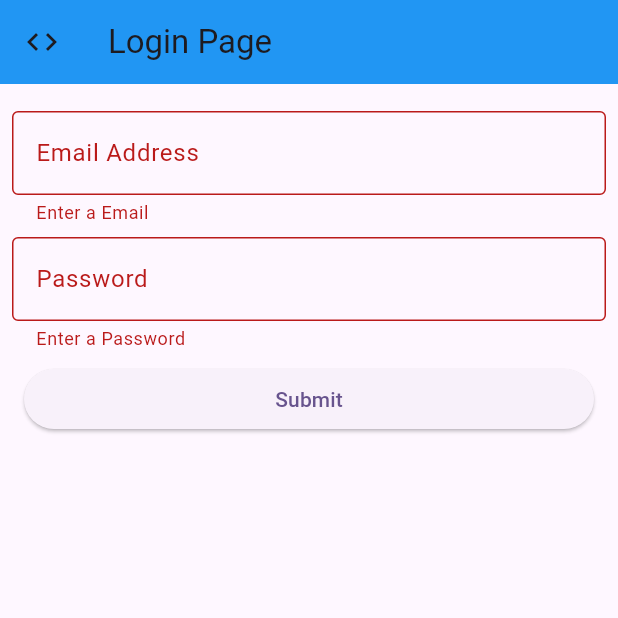
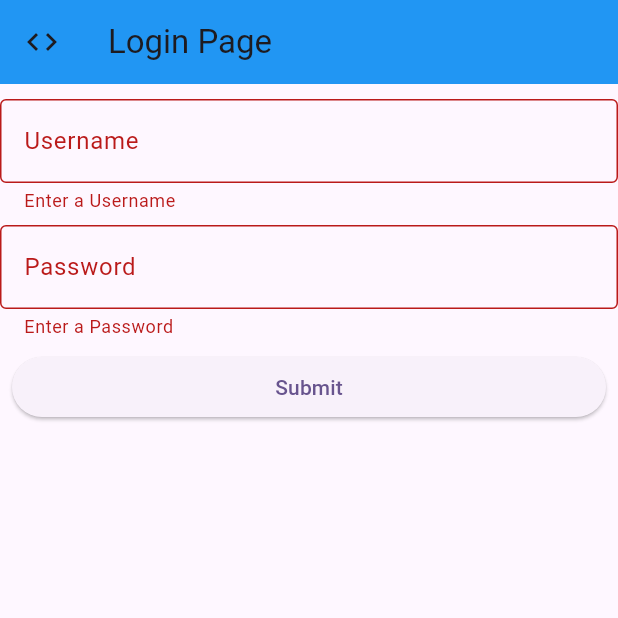
Before and after one commit to jakkusu1/form_handling_activity, a Flutter app: the screen it shows after launch, after a tap on "Submit", on a phone screen of 412 x 824 dp, the top half of it. Run offline on Flutter 3.47's test engine with Material 3 defaults, Android fonts, the phone set to English and light mode, and no system bars.

Commit message:
added second screen and implemented navigation

```diff
--- a/lib/login_page.dart
+++ b/lib/login_page.dart
@@ -1,4 +1,5 @@
 import 'package:flutter/material.dart';
+import 'package:form/dashboard_page.dart';
 
 class LoginFormPage extends StatefulWidget {
   const LoginFormPage({super.key});
@@ -9,15 +10,8 @@ class LoginFormPage extends StatefulWidget {
 
 class _LoginFormPageState extends State<LoginFormPage> {
   final _formKey = GlobalKey<FormState>();
-  final emailController = TextEditingController();
+  final nameController = TextEditingController();
   final passwordController = TextEditingController();
-
-  @override
-  void dispose() {
-    emailController.dispose();
-    passwordController.dispose();
-    super.dispose();
-  }
 
   @override
   Widget build(BuildContext context) {
@@ -27,8 +21,7 @@ class _LoginFormPageState extends State<LoginFormPage> {
         backgroundColor: Colors.blue,
         leading: const Icon(Icons.code),
       ),
-      body: Padding(
-        padding: const EdgeInsets.all(8.0),
+      body: Center(
         child: Form(
           key: _formKey,
           child: ListView(
@@ -37,16 +30,14 @@ class _LoginFormPageState extends State<LoginFormPage> {
               TextFormField(
                 validator: (value) {
                   if (value == null || value.isEmpty) {
-                    return 'Enter a Email';
+                    return 'Enter a Username';
                   }
                   return null;
                 },
-                controller: emailController,
-                keyboardType: TextInputType.emailAddress,
+                controller: nameController,
+                keyboardType: TextInputType.name,
                 decoration: const InputDecoration(
-                  border: OutlineInputBorder(),
-                  labelText: "Email Address"
-                ),
+                    border: OutlineInputBorder(), labelText: "Username"),
               ),
               const SizedBox(height: 8),
               TextFormField(
@@ -60,17 +51,25 @@ class _LoginFormPageState extends State<LoginFormPage> {
                 keyboardType: TextInputType.visiblePassword,
                 obscureText: true,
                 decoration: const InputDecoration(
-                  border: OutlineInputBorder(),
-                  labelText: "Password"
-                ),
+                    border: OutlineInputBorder(), labelText: "Password"),
               ),
               Padding(
                 padding: const EdgeInsets.all(8.0),
                 child: ElevatedButton(
                   onPressed: () {
                     if (_formKey.currentState!.validate()) {
-                      print("Email: ${emailController.text}");
+                      print("Email: ${nameController.text}");
                       print("Password: ${passwordController.text}");
+
+                      Navigator.push(
+                        context,
+                        MaterialPageRoute(
+                          builder: (context) => DashboardPage(username: nameController.text),
+                        ),
+                      ).then((_) => {
+                        nameController.clear(),
+                        passwordController.clear(),
+                      });
                     }
                   },
                   child: const Text("Submit"),
--- a/lib/main.dart
+++ b/lib/main.dart
@@ -12,6 +12,7 @@ class MyApp extends StatelessWidget {
   Widget build(BuildContext context) {
     return MaterialApp(
       title: 'Form Field Test',
+      debugShowCheckedModeBanner: false,
       theme: ThemeData(
         colorScheme: ColorScheme.fromSeed(seedColor: Colors.deepPurple),
         useMaterial3: true,
```
Also changed, not shown: lib/dashboard_page.dart (added, +34 -0 lines).
